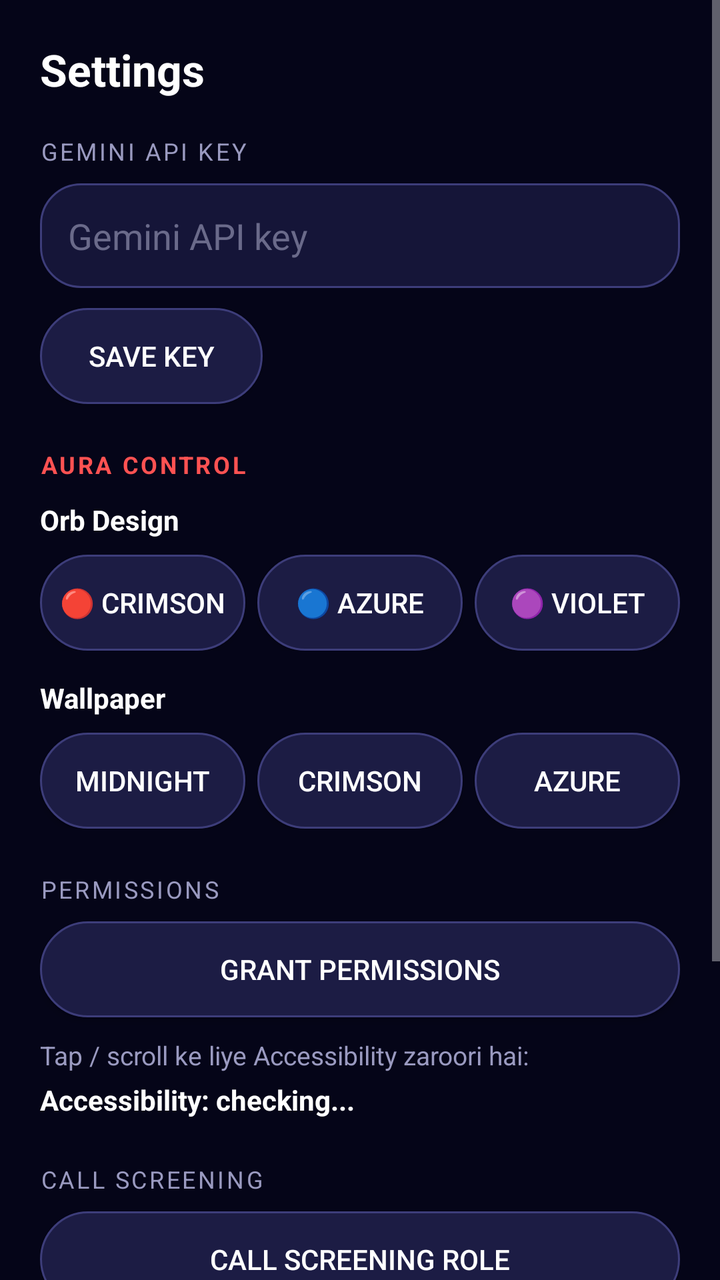
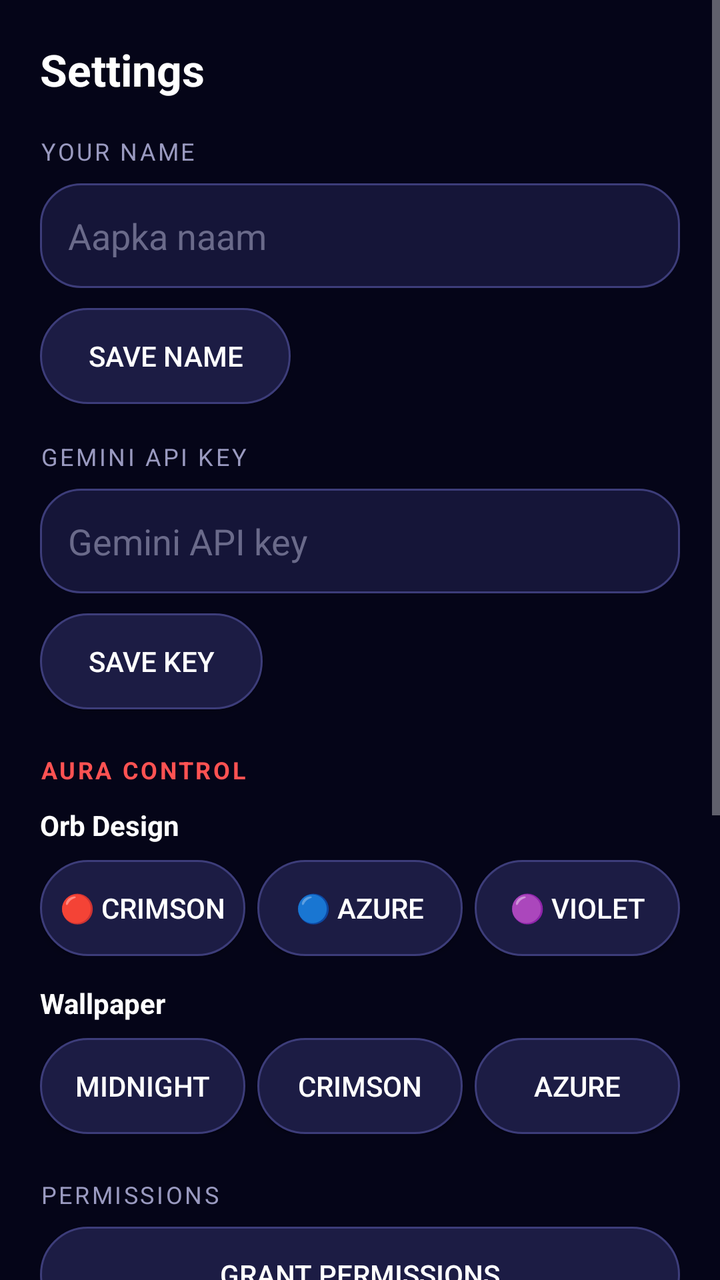

The first picture is an Android layout as it rendered before a commit; the second is the same layout after the commit. The layout source and the unified diff follow.
<!-- AndroidManifest.xml: application theme Theme.MYRA -->
<!-- res/layout/fragment_settings.xml -->
<?xml version="1.0" encoding="utf-8"?>
<ScrollView xmlns:android="http://schemas.android.com/apk/res/android"
    android:layout_width="match_parent"
    android:layout_height="match_parent">

    <LinearLayout
        android:layout_width="match_parent"
        android:layout_height="wrap_content"
        android:orientation="vertical"
        android:padding="20dp">

        <TextView
            android:layout_width="wrap_content"
            android:layout_height="wrap_content"
            android:text="Settings"
            android:textColor="#FFFFFF"
            android:textSize="22sp"
            android:textStyle="bold" />

        <TextView
            android:layout_width="wrap_content"
            android:layout_height="wrap_content"
            android:layout_marginTop="18dp"
            android:letterSpacing="0.1"
            android:text="GEMINI API KEY"
            android:textColor="#9A9AC0"
            android:textSize="12sp" />

        <EditText
            android:id="@+id/settingsApiKeyInput"
            android:layout_width="match_parent"
            android:layout_height="wrap_content"
            android:layout_marginTop="8dp"
            android:background="@drawable/bg_input"
            android:hint="Gemini API key"
            android:inputType="textPassword"
            android:padding="14dp"
            android:textColor="#FFFFFF"
            android:textColorHint="#6A6A8A" />

        <Button
            android:id="@+id/settingsSaveKeyButton"
            android:layout_width="wrap_content"
            android:layout_height="wrap_content"
            android:layout_marginTop="10dp"
            android:background="@drawable/bg_pill"
            android:paddingLeft="24dp"
            android:paddingRight="24dp"
            android:text="Save Key"
            android:textColor="#FFFFFF" />

        <TextView
            android:layout_width="wrap_content"
            android:layout_height="wrap_content"
            android:layout_marginTop="22dp"
            android:letterSpacing="0.1"
            android:text="AURA CONTROL"
            android:textColor="#FF5252"
            android:textSize="12sp"
            android:textStyle="bold" />

        <TextView
            android:layout_width="wrap_content"
            android:layout_height="wrap_content"
            android:layout_marginTop="10dp"
            android:text="Orb Design"
            android:textColor="#FFFFFF"
            android:textSize="14sp"
            android:textStyle="bold" />

        <LinearLayout
            android:layout_width="match_parent"
            android:layout_height="wrap_content"
            android:layout_marginTop="8dp"
            android:orientation="horizontal"
            android:weightSum="3">

            <Button
                android:id="@+id/auraOrbCrimson"
                android:layout_width="0dp"
                android:layout_height="wrap_content"
                android:layout_marginEnd="6dp"
                android:layout_weight="1"
                android:background="@drawable/bg_pill"
                android:text="🔴 Crimson"
                android:textColor="#FFFFFF" />

            <Button
                android:id="@+id/auraOrbAzure"
                android:layout_width="0dp"
                android:layout_height="wrap_content"
                android:layout_marginEnd="6dp"
                android:layout_weight="1"
                android:background="@drawable/bg_pill"
                android:text="🔵 Azure"
                android:textColor="#FFFFFF" />

            <Button
                android:id="@+id/auraOrbViolet"
                android:layout_width="0dp"
                android:layout_height="wrap_content"
                android:layout_weight="1"
                android:background="@drawable/bg_pill"
                android:text="🟣 Violet"
                android:textColor="#FFFFFF" />

        </LinearLayout>

        <TextView
            android:layout_width="wrap_content"
            android:layout_height="wrap_content"
            android:layout_marginTop="14dp"
            android:text="Wallpaper"
            android:textColor="#FFFFFF"
            android:textSize="14sp"
            android:textStyle="bold" />

        <LinearLayout
            android:layout_width="match_parent"
            android:layout_height="wrap_content"
            android:layout_marginTop="8dp"
            android:orientation="horizontal"
            android:weightSum="3">

            <Button
                android:id="@+id/auraWpMidnight"
                android:layout_width="0dp"
                android:layout_height="wrap_content"
                android:layout_marginEnd="6dp"
                android:layout_weight="1"
                android:background="@drawable/bg_pill"
                android:text="Midnight"
                android:textColor="#FFFFFF" />

            <Button
                android:id="@+id/auraWpCrimson"
                android:layout_width="0dp"
                android:layout_height="wrap_content"
                android:layout_marginEnd="6dp"
                android:layout_weight="1"
                android:background="@drawable/bg_pill"
                android:text="Crimson"
                android:textColor="#FFFFFF" />

            <Button
                android:id="@+id/auraWpAzure"
                android:layout_width="0dp"
                android:layout_height="wrap_content"
                android:layout_weight="1"
                android:background="@drawable/bg_pill"
                android:text="Azure"
                android:textColor="#FFFFFF" />

        </LinearLayout>

        <TextView
            android:layout_width="wrap_content"
            android:layout_height="wrap_content"
            android:layout_marginTop="22dp"
            android:letterSpacing="0.1"
            android:text="PERMISSIONS"
            android:textColor="#9A9AC0"
            android:textSize="12sp" />

        <Button
            android:id="@+id/settingsPermissionsButton"
            android:layout_width="match_parent"
            android:layout_height="wrap_content"
            android:layout_marginTop="8dp"
            android:background="@drawable/bg_pill"
            android:text="Grant Permissions"
            android:textColor="#FFFFFF" />

        <TextView
            android:layout_width="wrap_content"
            android:layout_height="wrap_content"
            android:layout_marginTop="10dp"
            android:text="Tap / scroll ke liye Accessibility zaroori hai:"
            android:textColor="#9A9AC0"
            android:textSize="13sp" />

        <TextView
            android:id="@+id/settingsA11yStatus"
            android:layout_width="wrap_content"
            android:layout_height="wrap_content"
            android:layout_marginTop="4dp"
            android:text="Accessibility: checking..."
            android:textColor="#FFFFFF"
            android:textSize="14sp"
            android:textStyle="bold" />

        <TextView
            android:layout_width="wrap_content"
            android:layout_height="wrap_content"
            android:layout_marginTop="22dp"
            android:letterSpacing="0.1"
            android:text="CALL SCREENING"
            android:textColor="#9A9AC0"
            android:textSize="12sp" />

        <Button
            android:id="@+id/settingsCallRoleButton"
            android:layout_width="match_parent"
            android:layout_height="wrap_content"
            android:layout_marginTop="8dp"
            android:background="@drawable/bg_pill"
            android:text="Call Screening Role"
            android:textColor="#FFFFFF" />

        <TextView
            android:layout_width="wrap_content"
            android:layout_height="wrap_content"
            android:layout_marginTop="22dp"
            android:letterSpacing="0.1"
            android:text="FLOATING ORB"
            android:textColor="#9A9AC0"
            android:textSize="12sp" />

        <Button
            android:id="@+id/settingsOrbButton"
            android:layout_width="match_parent"
            android:layout_height="wrap_content"
            android:layout_marginTop="8dp"
            android:background="@drawable/bg_pill"
            android:text="Floating Orb: OFF"
            android:textColor="#FFFFFF" />

        <TextView
            android:layout_width="wrap_content"
            android:layout_height="wrap_content"
            android:layout_marginTop="26dp"
            android:letterSpacing="0.1"
            android:text="ABOUT"
            android:textColor="#9A9AC0"
            android:textSize="12sp" />

        <TextView
            android:layout_width="wrap_content"
            android:layout_height="wrap_content"
            android:layout_marginTop="8dp"
            android:layout_marginBottom="16dp"
            android:text="MYRA Voice Assistant • v2.0\nPowered by Gemini Live"
            android:textColor="#6A6A8A"
            android:textSize="13sp" />

    </LinearLayout>

</ScrollView>
<!-- resources referenced by this layout -->
<resources>
  <!-- drawable bg_input (drawable) -->
  <?xml version="1.0" encoding="utf-8"?>
  <shape xmlns:android="http://schemas.android.com/apk/res/android"
      android:shape="rectangle">
      <corners android:radius="20dp" />
      <solid android:color="#151538" />
      <stroke
          android:width="1dp"
          android:color="#3D3D7A" />
  </shape>
  <!-- drawable bg_pill (drawable) -->
  <?xml version="1.0" encoding="utf-8"?>
  <shape xmlns:android="http://schemas.android.com/apk/res/android"
      android:shape="rectangle">
      <corners android:radius="24dp" />
      <solid android:color="#1C1C44" />
      <stroke
          android:width="1dp"
          android:color="#3D3D7A" />
  </shape>
  <style name="Theme.MYRA" parent="Theme.AppCompat.NoActionBar">
          <item name="colorPrimary">#7C4DFF</item>
          <item name="colorPrimaryDark">#050518</item>
          <item name="colorAccent">#03DAC5</item>
          <item name="android:statusBarColor">#050518</item>
          <item name="android:windowLightStatusBar">false</item>
          <item name="android:navigationBarColor">#0D0D2B</item>
          <item name="android:windowBackground">#050518</item>
      </style>
</resources>

<!-- the commit's change to res/layout/fragment_settings.xml (unified diff, before → after) -->
@@ -22,6 +22,37 @@
             android:layout_height="wrap_content"
             android:layout_marginTop="18dp"
             android:letterSpacing="0.1"
+            android:text="YOUR NAME"
+            android:textColor="#9A9AC0"
+            android:textSize="12sp" />
+
+        <EditText
+            android:id="@+id/settingsNameInput"
+            android:layout_width="match_parent"
+            android:layout_height="wrap_content"
+            android:layout_marginTop="8dp"
+            android:background="@drawable/bg_input"
+            android:hint="Aapka naam"
+            android:padding="14dp"
+            android:textColor="#FFFFFF"
+            android:textColorHint="#6A6A8A" />
+
+        <Button
+            android:id="@+id/settingsSaveNameButton"
+            android:layout_width="wrap_content"
+            android:layout_height="wrap_content"
+            android:layout_marginTop="10dp"
+            android:background="@drawable/bg_pill"
+            android:paddingLeft="24dp"
+            android:paddingRight="24dp"
+            android:text="Save Name"
+            android:textColor="#FFFFFF" />
+
+        <TextView
+            android:layout_width="wrap_content"
+            android:layout_height="wrap_content"
+            android:layout_marginTop="18dp"
+            android:letterSpacing="0.1"
             android:text="GEMINI API KEY"
             android:textColor="#9A9AC0"
             android:textSize="12sp" />
